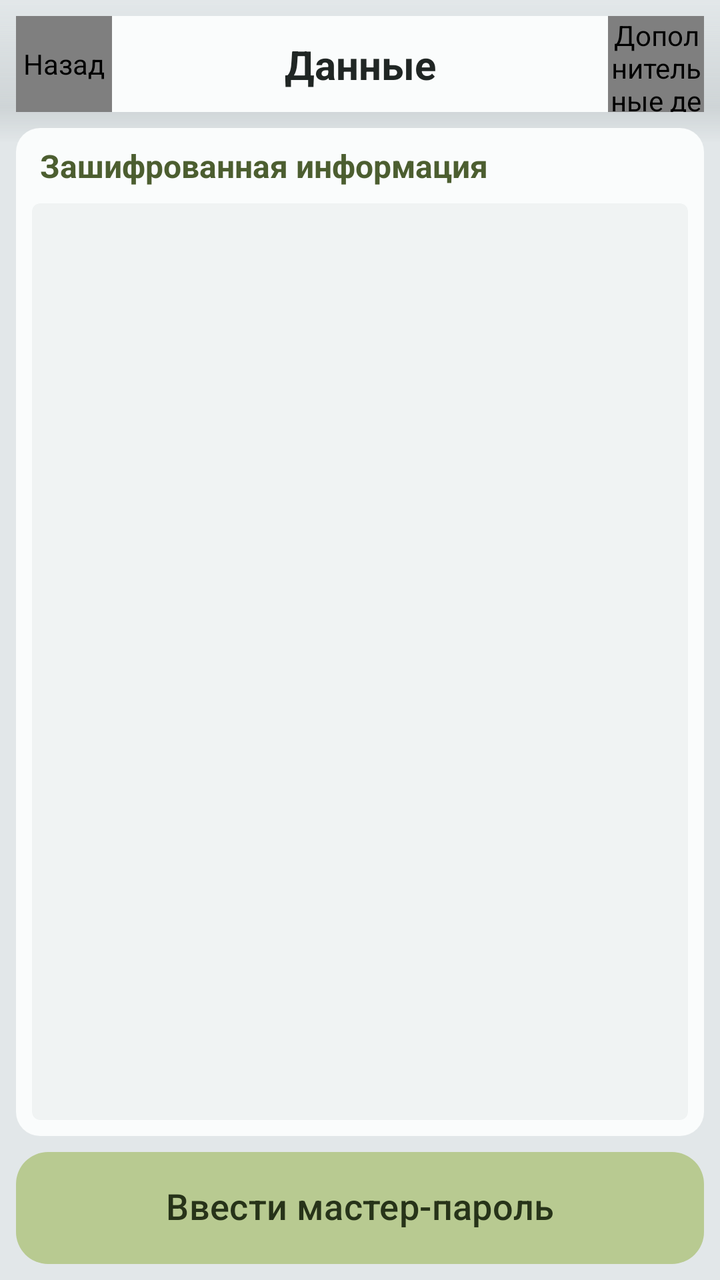
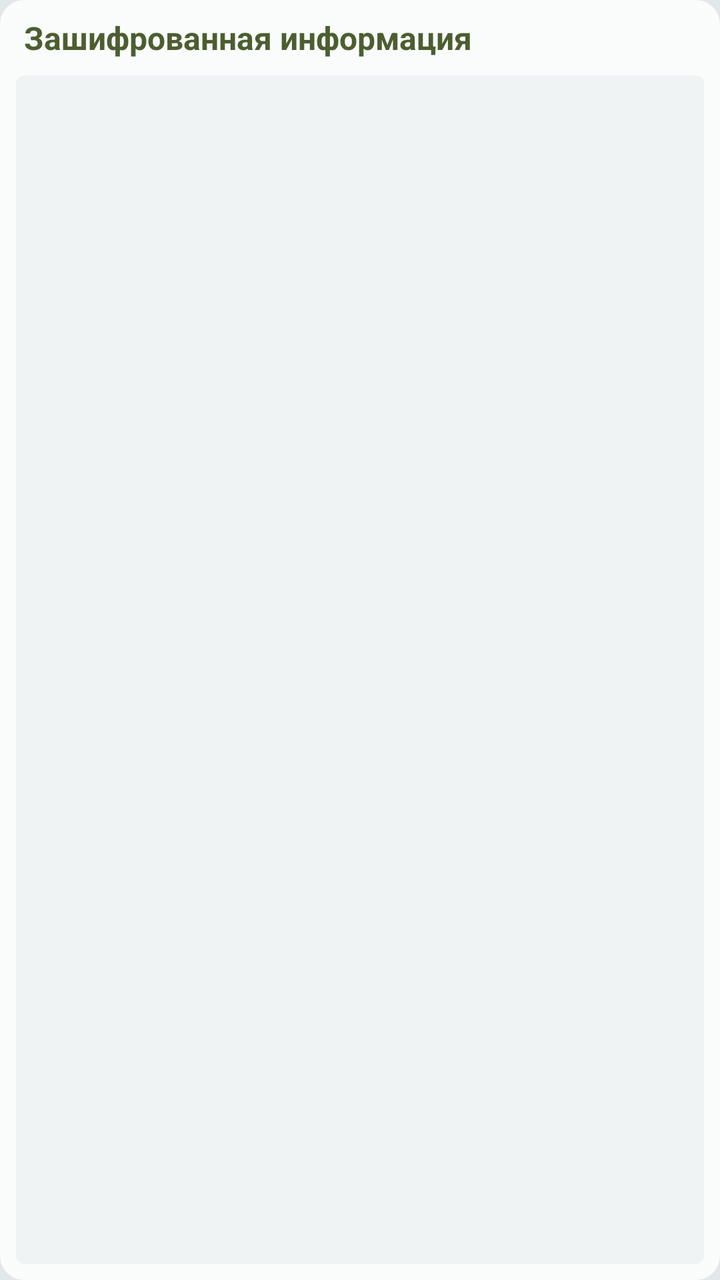

An Android layout rendered at two revisions. The XML below is the earlier revision; the diff shows what the commit changed to produce the second picture.
<!-- AndroidManifest.xml: application theme Theme.NFS -->
<!-- res/layout/fragment_encoded_information.xml -->
<?xml version="1.0" encoding="utf-8"?>
<androidx.constraintlayout.widget.ConstraintLayout
    xmlns:android="http://schemas.android.com/apk/res/android"
    xmlns:app="http://schemas.android.com/apk/res-auto"
    xmlns:tools="http://schemas.android.com/tools"
    android:layout_height="match_parent"
    android:layout_width="match_parent"
    android:background="@color/screen_background"
    android:id="@+id/coordinator">

    <View
        android:id="@+id/shadow_of_top_floating_island"
        android:layout_width="match_parent"
        android:layout_height="0dp"
        app:layout_constraintTop_toTopOf="parent"
        app:layout_constraintBottom_toBottomOf="@id/top_floating_island"
        app:layout_constraintStart_toStartOf="parent"
        app:layout_constraintEnd_toEndOf="parent"
        android:background="@drawable/background_shadow_of_top_island_gradient"
        android:layout_marginBottom="-16dp"/>

    <androidx.constraintlayout.widget.ConstraintLayout
        android:id="@+id/workspace_layout"
        style="@style/Widget.NFS.Workspace"
        app:layout_constraintTop_toBottomOf="@id/top_floating_island"
        app:layout_constraintBottom_toTopOf="@id/bottom_buttons"
        app:layout_constraintStart_toStartOf="parent"
        app:layout_constraintEnd_toEndOf="parent">

        <androidx.constraintlayout.widget.ConstraintLayout
            android:id="@+id/workspace_floating_island"
            android:layout_width="match_parent"
            android:layout_height="0dp"
            android:padding="0dp"
            android:background="@drawable/background_floating_island_corners_12dp"
            app:layout_constraintTop_toTopOf="parent"
            app:layout_constraintStart_toStartOf="parent"
            app:layout_constraintEnd_toEndOf="parent"
            app:layout_constraintBottom_toBottomOf="parent">

            <TextView
                android:id="@+id/label"
                style="@style/Widget.NFS.WorkspaceHeading"
                android:layout_width="0dp"
                android:text="Зашифрованная информация"
                app:layout_constraintTop_toTopOf="parent"
                app:layout_constraintStart_toStartOf="parent"
                app:layout_constraintEnd_toEndOf="parent" />

            <androidx.constraintlayout.widget.ConstraintLayout
                android:id="@+id/workspace"
                style="@style/Widget.NFS.TextPanel"
                android:layout_width="0dp"
                android:layout_height="0dp"
                app:layout_constraintTop_toBottomOf="@id/label"
                app:layout_constraintBottom_toBottomOf="parent"
                app:layout_constraintStart_toStartOf="parent"
                app:layout_constraintEnd_toEndOf="parent">

                <ScrollView
                    android:layout_width="0dp"
                    android:layout_height="0dp"
                    app:layout_constraintTop_toTopOf="parent"
                    app:layout_constraintBottom_toBottomOf="parent"
                    app:layout_constraintStart_toStartOf="parent"
                    app:layout_constraintEnd_toEndOf="parent">

                    <TextView
                        android:id="@+id/encoded_text"
                        style="@style/Widget.NFS.TextPanelContent"
                        android:layout_width="match_parent"
                        android:layout_height="wrap_content" />

                </ScrollView>

            </androidx.constraintlayout.widget.ConstraintLayout>

        </androidx.constraintlayout.widget.ConstraintLayout>

    </androidx.constraintlayout.widget.ConstraintLayout>

    <androidx.constraintlayout.widget.ConstraintLayout
        android:id="@+id/bottom_buttons"
        android:layout_width="match_parent"
        android:layout_height="wrap_content"
        android:paddingHorizontal="@dimen/workspace_gap"
        android:layout_marginBottom="@dimen/workspace_gap"
        app:layout_constraintBottom_toBottomOf="parent"
        app:layout_constraintStart_toStartOf="parent"
        app:layout_constraintEnd_toEndOf="parent">

        <com.google.android.material.button.MaterialButton
            style="@style/Widget.NFS.ActionButton"
            android:id="@+id/enter_decryption_key"
            android:layout_width="0dp"
            android:layout_height="wrap_content"
            android:text="@string/enter_master_password"
            app:layout_constraintTop_toTopOf="parent"
            app:layout_constraintBottom_toBottomOf="parent"
            app:layout_constraintStart_toStartOf="parent"
            app:layout_constraintEnd_toStartOf="@id/add_nfc" />

        <com.google.android.material.progressindicator.CircularProgressIndicator
            android:id="@+id/crypto_progress"
            android:layout_width="wrap_content"
            android:layout_height="wrap_content"
            android:importantForAccessibility="no"
            android:indeterminate="true"
            android:visibility="gone"
            app:indicatorColor="@color/action_content"
            app:indicatorInset="0dp"
            app:indicatorSize="24dp"
            app:trackThickness="3dp"
            app:layout_constraintTop_toTopOf="@id/enter_decryption_key"
            app:layout_constraintBottom_toBottomOf="@id/enter_decryption_key"
            app:layout_constraintStart_toStartOf="@id/enter_decryption_key"
            app:layout_constraintEnd_toEndOf="@id/enter_decryption_key" />

        <com.google.android.material.floatingactionbutton.FloatingActionButton
            android:id="@+id/add_nfc"
            android:visibility="gone"
            android:layout_width="wrap_content"
            android:layout_height="wrap_content"
            android:src="@drawable/round_add_24"
            app:backgroundTint="@color/action_button_background"
            app:tint="@color/action_content"
            android:layout_marginStart="8dp"
            app:layout_constraintTop_toTopOf="parent"
            app:layout_constraintBottom_toBottomOf="parent"
            app:layout_constraintStart_toEndOf="@id/enter_decryption_key"
            app:layout_constraintEnd_toEndOf="parent"/>

    </androidx.constraintlayout.widget.ConstraintLayout>



    <androidx.constraintlayout.widget.ConstraintLayout
        android:id="@+id/top_floating_island"
        android:layout_width="match_parent"
        android:layout_height="@dimen/toolbar_size"
        android:layout_margin="8dp"
        android:background="@drawable/background_floating_island_corners_12dp"
        app:layout_constraintTop_toTopOf="parent"
        app:layout_constraintStart_toStartOf="parent"
        app:layout_constraintEnd_toEndOf="parent">

        <ru.archzar.nearfieldstorage.RoundedToolbarButton
            style="@style/Widget.NFS.ToolbarButton"
            android:id="@+id/back"
            android:src="@drawable/round_arrow_back_24"
            android:contentDescription="@string/back"
            app:layout_constraintTop_toTopOf="parent"
            app:layout_constraintBottom_toBottomOf="parent"
            app:layout_constraintStart_toStartOf="parent" />

        <TextView
            android:id="@+id/title"
            style="@style/Widget.NFS.ToolbarTitle"
            android:text="Данные"
            app:layout_constraintTop_toTopOf="parent"
            app:layout_constraintBottom_toBottomOf="parent"
            app:layout_constraintStart_toStartOf="parent"
            app:layout_constraintEnd_toEndOf="parent" />

        <ru.archzar.nearfieldstorage.RoundedToolbarButton
            style="@style/Widget.NFS.ToolbarButton"
            android:id="@+id/menu"
            android:src="@drawable/round_more_vert_24"
            android:contentDescription="@string/more_options"
            app:layout_constraintTop_toTopOf="parent"
            app:layout_constraintBottom_toBottomOf="parent"
            app:layout_constraintEnd_toEndOf="parent" />

    </androidx.constraintlayout.widget.ConstraintLayout>

</androidx.constraintlayout.widget.ConstraintLayout>
<!-- resources referenced by this layout -->
<resources>
  <color name="action_content">#273319</color>
  <dimen name="toolbar_size">48dp</dimen>
  <!-- drawable background_shadow_of_top_island_gradient (drawable) -->
  <?xml version="1.0" encoding="utf-8"?>
  
  <shape xmlns:android="http://schemas.android.com/apk/res/android">
      <gradient
          android:type="linear"
          android:angle="-90"
          android:startColor="@color/screen_background"
          android:centerColor="@color/island_shadow"
          android:centerY="0.75"
          android:endColor="@android:color/transparent" />
  </shape>
  <!-- drawable round_add_24 (drawable) -->
  <vector xmlns:android="http://schemas.android.com/apk/res/android" android:height="24dp" android:tint="@android:color/white" android:viewportHeight="24" android:viewportWidth="24" android:width="24dp">
        
      <path android:fillColor="@android:color/white" android:pathData="M18,13h-5v5c0,0.55 -0.45,1 -1,1s-1,-0.45 -1,-1v-5H6c-0.55,0 -1,-0.45 -1,-1s0.45,-1 1,-1h5V6c0,-0.55 0.45,-1 1,-1s1,0.45 1,1v5h5c0.55,0 1,0.45 1,1s-0.45,1 -1,1z"/>
      
  </vector>
  <!-- drawable round_arrow_back_24 (drawable) -->
  <vector xmlns:android="http://schemas.android.com/apk/res/android" android:autoMirrored="true" android:height="24dp" android:tint="@color/content_primary" android:viewportHeight="24" android:viewportWidth="24" android:width="24dp">
        
      <path android:fillColor="@android:color/white" android:pathData="M19,11H7.83l4.88,-4.88c0.39,-0.39 0.39,-1.03 0,-1.42 -0.39,-0.39 -1.02,-0.39 -1.41,0l-6.59,6.59c-0.39,0.39 -0.39,1.02 0,1.41l6.59,6.59c0.39,0.39 1.02,0.39 1.41,0 0.39,-0.39 0.39,-1.02 0,-1.41L7.83,13H19c0.55,0 1,-0.45 1,-1s-0.45,-1 -1,-1z"/>
      
  </vector>
  <!-- drawable round_more_vert_24 (drawable) -->
  <vector android:height="24dp" android:tint="@color/content_primary"
      android:viewportHeight="24" android:viewportWidth="24"
      android:width="24dp" xmlns:android="http://schemas.android.com/apk/res/android">
      <path android:fillColor="@android:color/white" android:pathData="M12,8c1.1,0 2,-0.9 2,-2s-0.9,-2 -2,-2 -2,0.9 -2,2 0.9,2 2,2zM12,10c-1.1,0 -2,0.9 -2,2s0.9,2 2,2 2,-0.9 2,-2 -0.9,-2 -2,-2zM12,16c-1.1,0 -2,0.9 -2,2s0.9,2 2,2 2,-0.9 2,-2 -0.9,-2 -2,-2z"/>
  </vector>
  <string name="back">Назад</string>
  <string name="enter_master_password">Ввести мастер-пароль</string>
  <string name="more_options">Дополнительные действия</string>
  <style name="Widget.NFS.ActionButton" parent="Widget.NFS.Button">
          <item name="android:shadowColor">@color/action_text_shadow</item>
          <item name="android:shadowDy">1.0</item>
          <item name="android:shadowRadius">1.5</item>
      </style>
  <style name="Widget.NFS.ToolbarButton" parent="android:Widget.ImageButton">
          <item name="android:layout_width">@dimen/toolbar_size</item>
          <item name="android:layout_height">@dimen/toolbar_size</item>
          <item name="android:background">@drawable/background_toolbar_button_ripple</item>
          <item name="android:padding">0dp</item>
          <item name="android:scaleType">center</item>
      </style>
  <style name="Widget.NFS.ToolbarTitle" parent="Widget.NFS.BlockHeading">
          <item name="android:layout_width">0dp</item>
          <item name="android:layout_height">wrap_content</item>
          <item name="android:layout_marginStart">@dimen/toolbar_size</item>
          <item name="android:layout_marginEnd">@dimen/toolbar_size</item>
          <item name="android:ellipsize">end</item>
          <item name="android:gravity">center</item>
          <item name="android:maxLines">1</item>
          <item name="android:textColor">@color/content_primary</item>
      </style>
  <style name="Widget.NFS.Workspace" parent="">
          <item name="android:layout_width">match_parent</item>
          <item name="android:layout_height">0dp</item>
          <item name="android:layout_marginTop">@dimen/workspace_gap</item>
          <item name="android:layout_marginBottom">@dimen/workspace_gap</item>
          <item name="android:paddingHorizontal">@dimen/workspace_gap</item>
      </style>
  <color name="island_shadow">#2B707A7D</color>
  <style name="Widget.NFS.Button" parent="Widget.Material3.Button">
          <item name="android:minHeight">56dp</item>
          <item name="android:insetTop">0dp</item>
          <item name="android:insetBottom">0dp</item>
          <item name="android:paddingHorizontal">12dp</item>
          <item name="android:paddingVertical">6dp</item>
          <item name="android:includeFontPadding">false</item>
          <item name="android:textAllCaps">false</item>
          <item name="android:textColor">@color/action_content</item>
          <item name="android:textSize">18sp</item>
          <item name="backgroundTint">@color/action_button_background</item>
          <item name="cornerRadius">16dp</item>
      </style>
  <color name="action_text_shadow">@android:color/transparent</color>
  <!-- drawable background_toolbar_button_ripple (drawable) -->
  <?xml version="1.0" encoding="utf-8"?>
  <ripple xmlns:android="http://schemas.android.com/apk/res/android"
      android:color="@color/control_highlight">
      <item android:id="@android:id/mask">
          <shape android:shape="rectangle">
              <solid android:color="@android:color/white" />
              <corners android:radius="@dimen/toolbar_corner_radius" />
          </shape>
      </item>
  </ripple>
  <!-- unchanged entries left out for length: 41 -->
</resources>

<!-- the commit's change to res/layout/fragment_encoded_information.xml (unified diff, before → after) -->
@@ -3,173 +3,46 @@
     xmlns:android="http://schemas.android.com/apk/res/android"
     xmlns:app="http://schemas.android.com/apk/res-auto"
     xmlns:tools="http://schemas.android.com/tools"
+    android:id="@+id/workspace_floating_island"
+    android:layout_width="match_parent"
     android:layout_height="match_parent"
-    android:layout_width="match_parent"
-    android:background="@color/screen_background"
-    android:id="@+id/coordinator">
+    android:padding="0dp"
+    android:background="@drawable/background_floating_island_corners_12dp">
 
-    <View
-        android:id="@+id/shadow_of_top_floating_island"
-        android:layout_width="match_parent"
-        android:layout_height="0dp"
+    <TextView
+        android:id="@+id/label"
+        style="@style/Widget.NFS.WorkspaceHeading"
+        android:layout_width="0dp"
+        android:text="Зашифрованная информация"
         app:layout_constraintTop_toTopOf="parent"
-        app:layout_constraintBottom_toBottomOf="@id/top_floating_island"
         app:layout_constraintStart_toStartOf="parent"
-        app:layout_constraintEnd_toEndOf="parent"
-        android:background="@drawable/background_shadow_of_top_island_gradient"
-        android:layout_marginBottom="-16dp"/>
+        app:layout_constraintEnd_toEndOf="parent" />
 
     <androidx.constraintlayout.widget.ConstraintLayout
-        android:id="@+id/workspace_layout"
-        style="@style/Widget.NFS.Workspace"
-        app:layout_constraintTop_toBottomOf="@id/top_floating_island"
-        app:layout_constraintBottom_toTopOf="@id/bottom_buttons"
-        app:layout_constraintStart_toStartOf="parent"
-        app:layout_constraintEnd_toEndOf="parent">
-
-        <androidx.constraintlayout.widget.ConstraintLayout
-            android:id="@+id/workspace_floating_island"
-            android:layout_width="match_parent"
-            android:layout_height="0dp"
-            android:padding="0dp"
-            android:background="@drawable/background_floating_island_corners_12dp"
-            app:layout_constraintTop_toTopOf="parent"
-            app:layout_constraintStart_toStartOf="parent"
-            app:layout_constraintEnd_toEndOf="parent"
-            app:layout_constraintBottom_toBottomOf="parent">
-
-            <TextView
-                android:id="@+id/label"
-                style="@style/Widget.NFS.WorkspaceHeading"
-                android:layout_width="0dp"
-                android:text="Зашифрованная информация"
-                app:layout_constraintTop_toTopOf="parent"
-                app:layout_constraintStart_toStartOf="parent"
-                app:layout_constraintEnd_toEndOf="parent" />
-
-            <androidx.constraintlayout.widget.ConstraintLayout
-                android:id="@+id/workspace"
-                style="@style/Widget.NFS.TextPanel"
-                android:layout_width="0dp"
-                android:layout_height="0dp"
-                app:layout_constraintTop_toBottomOf="@id/label"
-                app:layout_constraintBottom_toBottomOf="parent"
-                app:layout_constraintStart_toStartOf="parent"
-                app:layout_constraintEnd_toEndOf="parent">
-
-                <ScrollView
-                    android:layout_width="0dp"
-                    android:layout_height="0dp"
-                    app:layout_constraintTop_toTopOf="parent"
-                    app:layout_constraintBottom_toBottomOf="parent"
-                    app:layout_constraintStart_toStartOf="parent"
-                    app:layout_constraintEnd_toEndOf="parent">
-
-                    <TextView
-                        android:id="@+id/encoded_text"
-                        style="@style/Widget.NFS.TextPanelContent"
-                        android:layout_width="match_parent"
-                        android:layout_height="wrap_content" />
-
-                </ScrollView>
-
-            </androidx.constraintlayout.widget.ConstraintLayout>
-
-        </androidx.constraintlayout.widget.ConstraintLayout>
-
-    </androidx.constraintlayout.widget.ConstraintLayout>
-
-    <androidx.constraintlayout.widget.ConstraintLayout
-        android:id="@+id/bottom_buttons"
-        android:layout_width="match_parent"
-        android:layout_height="wrap_content"
-        android:paddingHorizontal="@dimen/workspace_gap"
-        android:layout_marginBottom="@dimen/workspace_gap"
+        android:id="@+id/workspace"
+        style="@style/Widget.NFS.TextPanel"
+        android:layout_width="0dp"
+        android:layout_height="0dp"
+        app:layout_constraintTop_toBottomOf="@id/label"
         app:layout_constraintBottom_toBottomOf="parent"
         app:layout_constraintStart_toStartOf="parent"
         app:layout_constraintEnd_toEndOf="parent">
 
-        <com.google.android.material.button.MaterialButton
-            style="@style/Widget.NFS.ActionButton"
-            android:id="@+id/enter_decryption_key"
+        <ScrollView
             android:layout_width="0dp"
-            android:layout_height="wrap_content"
-            android:text="@string/enter_master_password"
+            android:layout_height="0dp"
             app:layout_constraintTop_toTopOf="parent"
             app:layout_constraintBottom_toBottomOf="parent"
             app:layout_constraintStart_toStartOf="parent"
-            app:layout_constraintEnd_toStartOf="@id/add_nfc" />
+            app:layout_constraintEnd_toEndOf="parent">
 
-        <com.google.android.material.progressindicator.CircularProgressIndicator
-            android:id="@+id/crypto_progress"
-            android:layout_width="wrap_content"
-            android:layout_height="wrap_content"
-            android:importantForAccessibility="no"
-            android:indeterminate="true"
-            android:visibility="gone"
-            app:indicatorColor="@color/action_content"
-            app:indicatorInset="0dp"
-            app:indicatorSize="24dp"
-            app:trackThickness="3dp"
-            app:layout_constraintTop_toTopOf="@id/enter_decryption_key"
-            app:layout_constraintBottom_toBottomOf="@id/enter_decryption_key"
-            app:layout_constraintStart_toStartOf="@id/enter_decryption_key"
-            app:layout_constraintEnd_toEndOf="@id/enter_decryption_key" />
+            <TextView
+                android:id="@+id/encoded_text"
+                style="@style/Widget.NFS.TextPanelContent"
+                android:layout_width="match_parent"
+                android:layout_height="wrap_content" />
 
-        <com.google.android.material.floatingactionbutton.FloatingActionButton
-            android:id="@+id/add_nfc"
-            android:visibility="gone"
-            android:layout_width="wrap_content"
-            android:layout_height="wrap_content"
-            android:src="@drawable/round_add_24"
-            app:backgroundTint="@color/action_button_background"
-            app:tint="@color/action_content"
-            android:layout_marginStart="8dp"
-            app:layout_constraintTop_toTopOf="parent"
-            app:layout_constraintBottom_toBottomOf="parent"
-            app:layout_constraintStart_toEndOf="@id/enter_decryption_key"
-            app:layout_constraintEnd_toEndOf="parent"/>
-
-    </androidx.constraintlayout.widget.ConstraintLayout>
-
-
-
-    <androidx.constraintlayout.widget.ConstraintLayout
-        android:id="@+id/top_floating_island"
-        android:layout_width="match_parent"
-        android:layout_height="@dimen/toolbar_size"
-        android:layout_margin="8dp"
-        android:background="@drawable/background_floating_island_corners_12dp"
-        app:layout_constraintTop_toTopOf="parent"
-        app:layout_constraintStart_toStartOf="parent"
-        app:layout_constraintEnd_toEndOf="parent">
-
-        <ru.archzar.nearfieldstorage.RoundedToolbarButton
-            style="@style/Widget.NFS.ToolbarButton"
-            android:id="@+id/back"
-            android:src="@drawable/round_arrow_back_24"
-            android:contentDescription="@string/back"
-            app:layout_constraintTop_toTopOf="parent"
-            app:layout_constraintBottom_toBottomOf="parent"
-            app:layout_constraintStart_toStartOf="parent" />
-
-        <TextView
-            android:id="@+id/title"
-            style="@style/Widget.NFS.ToolbarTitle"
-            android:text="Данные"
-            app:layout_constraintTop_toTopOf="parent"
-            app:layout_constraintBottom_toBottomOf="parent"
-            app:layout_constraintStart_toStartOf="parent"
-            app:layout_constraintEnd_toEndOf="parent" />
-
-        <ru.archzar.nearfieldstorage.RoundedToolbarButton
-            style="@style/Widget.NFS.ToolbarButton"
-            android:id="@+id/menu"
-            android:src="@drawable/round_more_vert_24"
-            android:contentDescription="@string/more_options"
-            app:layout_constraintTop_toTopOf="parent"
-            app:layout_constraintBottom_toBottomOf="parent"
-            app:layout_constraintEnd_toEndOf="parent" />
+        </ScrollView>
 
     </androidx.constraintlayout.widget.ConstraintLayout>
 
<!-- resource entries referenced after the edit -->
@@ -1,95 +1,5 @@
 <!-- resources referenced by this layout -->
 <resources>
-  <color name="action_content">#273319</color>
-  <dimen name="toolbar_size">48dp</dimen>
-  <!-- drawable background_shadow_of_top_island_gradient (drawable) -->
-  <?xml version="1.0" encoding="utf-8"?>
-  
-  <shape xmlns:android="http://schemas.android.com/apk/res/android">
-      <gradient
-          android:type="linear"
-          android:angle="-90"
-          android:startColor="@color/screen_background"
-          android:centerColor="@color/island_shadow"
-          android:centerY="0.75"
-          android:endColor="@android:color/transparent" />
-  </shape>
-  <!-- drawable round_add_24 (drawable) -->
-  <vector xmlns:android="http://schemas.android.com/apk/res/android" android:height="24dp" android:tint="@android:color/white" android:viewportHeight="24" android:viewportWidth="24" android:width="24dp">
-        
-      <path android:fillColor="@android:color/white" android:pathData="M18,13h-5v5c0,0.55 -0.45,1 -1,1s-1,-0.45 -1,-1v-5H6c-0.55,0 -1,-0.45 -1,-1s0.45,-1 1,-1h5V6c0,-0.55 0.45,-1 1,-1s1,0.45 1,1v5h5c0.55,0 1,0.45 1,1s-0.45,1 -1,1z"/>
-      
-  </vector>
-  <!-- drawable round_arrow_back_24 (drawable) -->
-  <vector xmlns:android="http://schemas.android.com/apk/res/android" android:autoMirrored="true" android:height="24dp" android:tint="@color/content_primary" android:viewportHeight="24" android:viewportWidth="24" android:width="24dp">
-        
-      <path android:fillColor="@android:color/white" android:pathData="M19,11H7.83l4.88,-4.88c0.39,-0.39 0.39,-1.03 0,-1.42 -0.39,-0.39 -1.02,-0.39 -1.41,0l-6.59,6.59c-0.39,0.39 -0.39,1.02 0,1.41l6.59,6.59c0.39,0.39 1.02,0.39 1.41,0 0.39,-0.39 0.39,-1.02 0,-1.41L7.83,13H19c0.55,0 1,-0.45 1,-1s-0.45,-1 -1,-1z"/>
-      
-  </vector>
-  <!-- drawable round_more_vert_24 (drawable) -->
-  <vector android:height="24dp" android:tint="@color/content_primary"
-      android:viewportHeight="24" android:viewportWidth="24"
-      android:width="24dp" xmlns:android="http://schemas.android.com/apk/res/android">
-      <path android:fillColor="@android:color/white" android:pathData="M12,8c1.1,0 2,-0.9 2,-2s-0.9,-2 -2,-2 -2,0.9 -2,2 0.9,2 2,2zM12,10c-1.1,0 -2,0.9 -2,2s0.9,2 2,2 2,-0.9 2,-2 -0.9,-2 -2,-2zM12,16c-1.1,0 -2,0.9 -2,2s0.9,2 2,2 2,-0.9 2,-2 -0.9,-2 -2,-2z"/>
-  </vector>
-  <string name="back">Назад</string>
-  <string name="enter_master_password">Ввести мастер-пароль</string>
-  <string name="more_options">Дополнительные действия</string>
-  <style name="Widget.NFS.ActionButton" parent="Widget.NFS.Button">
-          <item name="android:shadowColor">@color/action_text_shadow</item>
-          <item name="android:shadowDy">1.0</item>
-          <item name="android:shadowRadius">1.5</item>
-      </style>
-  <style name="Widget.NFS.ToolbarButton" parent="android:Widget.ImageButton">
-          <item name="android:layout_width">@dimen/toolbar_size</item>
-          <item name="android:layout_height">@dimen/toolbar_size</item>
-          <item name="android:background">@drawable/background_toolbar_button_ripple</item>
-          <item name="android:padding">0dp</item>
-          <item name="android:scaleType">center</item>
-      </style>
-  <style name="Widget.NFS.ToolbarTitle" parent="Widget.NFS.BlockHeading">
-          <item name="android:layout_width">0dp</item>
-          <item name="android:layout_height">wrap_content</item>
-          <item name="android:layout_marginStart">@dimen/toolbar_size</item>
-          <item name="android:layout_marginEnd">@dimen/toolbar_size</item>
-          <item name="android:ellipsize">end</item>
-          <item name="android:gravity">center</item>
-          <item name="android:maxLines">1</item>
-          <item name="android:textColor">@color/content_primary</item>
-      </style>
-  <style name="Widget.NFS.Workspace" parent="">
-          <item name="android:layout_width">match_parent</item>
-          <item name="android:layout_height">0dp</item>
-          <item name="android:layout_marginTop">@dimen/workspace_gap</item>
-          <item name="android:layout_marginBottom">@dimen/workspace_gap</item>
-          <item name="android:paddingHorizontal">@dimen/workspace_gap</item>
-      </style>
-  <color name="island_shadow">#2B707A7D</color>
-  <style name="Widget.NFS.Button" parent="Widget.Material3.Button">
-          <item name="android:minHeight">56dp</item>
-          <item name="android:insetTop">0dp</item>
-          <item name="android:insetBottom">0dp</item>
-          <item name="android:paddingHorizontal">12dp</item>
-          <item name="android:paddingVertical">6dp</item>
-          <item name="android:includeFontPadding">false</item>
-          <item name="android:textAllCaps">false</item>
-          <item name="android:textColor">@color/action_content</item>
-          <item name="android:textSize">18sp</item>
-          <item name="backgroundTint">@color/action_button_background</item>
-          <item name="cornerRadius">16dp</item>
-      </style>
-  <color name="action_text_shadow">@android:color/transparent</color>
-  <!-- drawable background_toolbar_button_ripple (drawable) -->
-  <?xml version="1.0" encoding="utf-8"?>
-  <ripple xmlns:android="http://schemas.android.com/apk/res/android"
-      android:color="@color/control_highlight">
-      <item android:id="@android:id/mask">
-          <shape android:shape="rectangle">
-              <solid android:color="@android:color/white" />
-              <corners android:radius="@dimen/toolbar_corner_radius" />
-          </shape>
-      </item>
-  </ripple>
   <!-- unchanged entries left out for length: 41 -->
 </resources>
 
